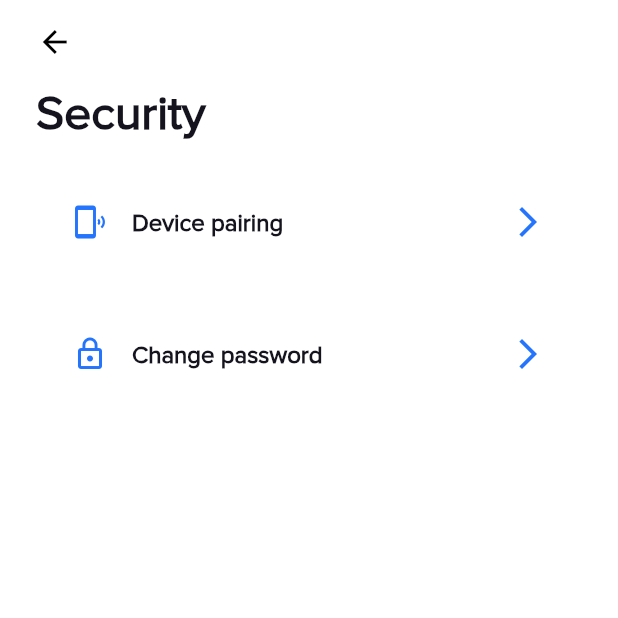
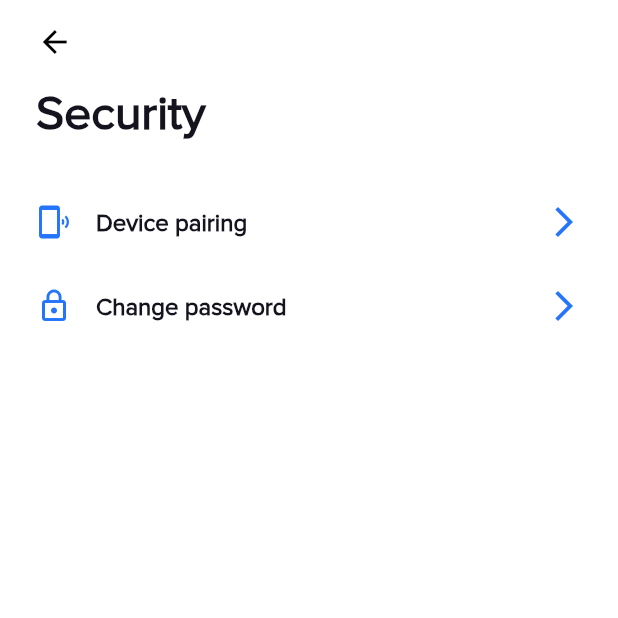
Before and after one commit to ivoryio/Ivory, a Flutter app: the SettingsSecurityScreen screen opened by its route, on a phone screen of 412 x 824 dp, the top half of it. Run offline on Flutter 3.47's test engine with Material 2 defaults, Android fonts, the phone set to English and light mode, and no system bars; our stand-ins replace badges, bloc, convert, device_info_plus, dotted_border, equatable and 19 more; missing offline and left inert: amazon_cognito_identity_dart_2, pointycastle; accounts and stored records are empty.

Commit message:
update paddings from settings security screen

```diff
--- a/lib/screens/settings/settings_security_screen.dart
+++ b/lib/screens/settings/settings_security_screen.dart
@@ -2,6 +2,8 @@ import 'package:flutter/material.dart';
 import 'package:solarisdemo/widgets/app_toolbar.dart';
 import 'package:solarisdemo/widgets/ivory_list_item_with_action.dart';
 import 'package:solarisdemo/widgets/screen_scaffold.dart';
+import 'package:solarisdemo/widgets/screen_title.dart';
+import 'package:solarisdemo/widgets/scrollable_screen_container.dart';
 
 import '../../config.dart';
 import 'device_pairing/settings_device_pairing_screen.dart';
@@ -13,22 +15,25 @@ class SettingsSecurityScreen extends StatelessWidget {
 
   @override
   Widget build(BuildContext context) {
+    final scrollController = ScrollController();
+
     return ScreenScaffold(
         body: Column(
       crossAxisAlignment: CrossAxisAlignment.start,
       children: [
         AppToolbar(
+          title: "Security",
+          scrollController: scrollController,
           padding: ClientConfig.getCustomClientUiSettings().defaultScreenHorizontalPadding,
         ),
         Expanded(
-          child: Padding(
-              padding: ClientConfig.getCustomClientUiSettings().defaultScreenPadding,
+          child: ScrollableScreenContainer(
             child: Column(
               crossAxisAlignment: CrossAxisAlignment.start,
               children: [
-                  Text(
-                    'Security',
-                    style: ClientConfig.getTextStyleScheme().heading1,
+                ScreenTitle(
+                  "Security",
+                  padding: ClientConfig.getCustomClientUiSettings().defaultScreenHorizontalPadding,
                 ),
                 const SizedBox(
                   height: 24,
@@ -39,16 +44,14 @@ class SettingsSecurityScreen extends StatelessWidget {
                   rightIcon: Icons.arrow_forward_ios,
                   onPressed: () => Navigator.pushNamed(context, SettingsDevicePairingScreen.routeName),
                 ),
-                  const SizedBox(
-                    height: 32,
-                  ),
                 IvoryListItemWithAction(
                   leftIcon: Icons.lock_outline,
                   actionName: 'Change password',
                   rightIcon: Icons.arrow_forward_ios,
                 )
               ],
-              )),
+            ),
+          ),
         ),
       ],
     ));
```
Lines whose indentation alone changed are shown as unchanged.
